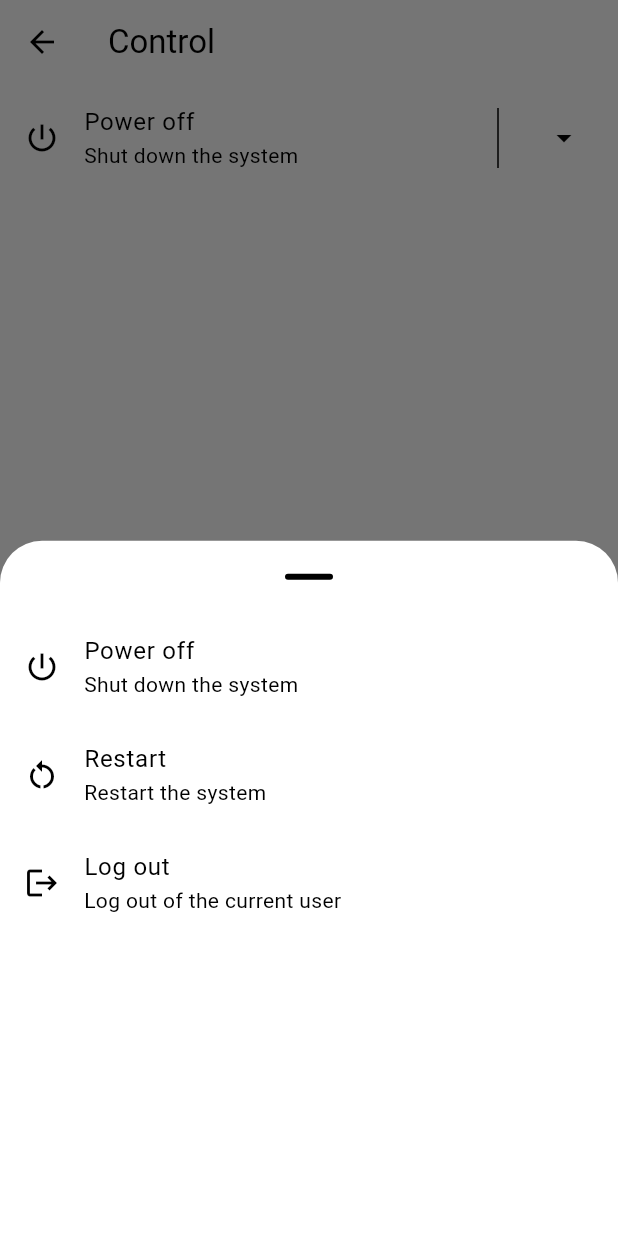
After one commit to Janrupf/dragon-claw, a Flutter app: the ControlScreen screen opened directly, after a tap on the "arrow drop down" icon, on a phone screen of 412 x 824 dp. The commit adds this screen. Run offline on Flutter 3.47's test engine with Material 3 defaults, Android fonts, the phone set to English and light mode, and no system bars; drawn by our look-alikes of dynamic_color; our stand-ins replace go_router; missing offline and left inert: grpc, nsd.

Commit message:
Start implementing extended power actions

```diff
--- /dev/null
+++ b/app/lib/components/action.dart
@@ -0,0 +1,40 @@
+import 'package:flutter/material.dart';
+
+/// Widget which provides a primary action and a secondary action which can be
+/// accessed by pressing the overflow button.
+class ActionWithOptions extends StatelessWidget {
+  final Widget child;
+  final VoidCallback? onPressed;
+  final VoidCallback? onOptionsPressed;
+
+  const ActionWithOptions({
+    required this.child,
+    this.onPressed,
+    this.onOptionsPressed,
+    super.key,
+  });
+
+  @override
+  Widget build(BuildContext context) => InkWell(
+        onTap: onPressed,
+        child: Row(
+          crossAxisAlignment: CrossAxisAlignment.stretch,
+          children: [
+            Expanded(
+              child: child,
+            ),
+            const Padding(
+              padding: EdgeInsets.symmetric(vertical: 16.0),
+              child: VerticalDivider(),
+            ),
+            AspectRatio(
+              aspectRatio: 1.0,
+              child: IconButton(
+                onPressed: onOptionsPressed,
+                icon: const Icon(Icons.arrow_drop_down),
+              ),
+            )
+          ],
+        ),
+      );
+}
--- /dev/null
+++ b/app/lib/components/control/power_action_sheet.dart
@@ -0,0 +1,36 @@
+import 'package:flutter/material.dart';
+
+class PowerActionSheet extends StatelessWidget {
+  const PowerActionSheet({super.key});
+
+  @override
+  Widget build(BuildContext context) => ListView(
+        children: [
+          ListTile(
+            leading: const Icon(Icons.power_settings_new),
+            title: const Text("Power off"),
+            subtitle: const Text("Shut down the system"),
+            onTap: () =>
+                Navigator.pop(context, PowerActionSheetResult.powerOff),
+          ),
+          ListTile(
+            leading: const Icon(Icons.restart_alt),
+            title: const Text("Restart"),
+            subtitle: const Text("Restart the system"),
+            onTap: () => Navigator.pop(context, PowerActionSheetResult.restart),
+          ),
+          ListTile(
+            leading: const Icon(Icons.logout),
+            title: const Text("Log out"),
+            subtitle: const Text("Log out of the current user"),
+            onTap: () => Navigator.pop(context, PowerActionSheetResult.logout),
+          ),
+        ],
+      );
+}
+
+enum PowerActionSheetResult {
+  powerOff,
+  restart,
+  logout,
+}
--- a/app/lib/routes/control.dart
+++ b/app/lib/routes/control.dart
@@ -1,4 +1,6 @@
 import 'package:dragon_claw/client/agent_client.dart';
+import 'package:dragon_claw/components/action.dart';
+import 'package:dragon_claw/components/control/power_action_sheet.dart';
 import 'package:dragon_claw/discovery/agent.dart';
 import 'package:flutter/material.dart';
 import 'package:grpc/grpc.dart';
@@ -20,13 +22,31 @@ class ControlScreen extends StatelessWidget {
         appBar: AppBar(
           title: Text("Control ${agent.name}"),
         ),
-        body: Center(
-          child: IconButton.filled(
-            iconSize: 64,
-            onPressed: () => _shutdownPressed(context),
-            icon: const Icon(Icons.power_settings_new),
-          ),
-        ),
+        body: Builder(builder: _buildBody),
+      );
+
+  Widget _buildBody(BuildContext context) => ListView(
+        children: [
+          IntrinsicHeight(
+            child: ActionWithOptions(
+              child: const ListTile(
+                leading: Icon(Icons.power_settings_new),
+                title: Text("Power off"),
+                subtitle: Text("Shut down the system"),
+              ),
+              onPressed: () => _shutdownPressed(context),
+              onOptionsPressed: () {
+                showModalBottomSheet(
+                  showDragHandle: true,
+                  useRootNavigator: true,
+                  isDismissible: true,
+                  context: context,
+                  builder: (context) => const PowerActionSheet(),
+                );
+              },
+            ),
+          )
+        ],
       );
 
   void _shutdownPressed(BuildContext context) {
```
Also changed, not shown: 1 other file.
